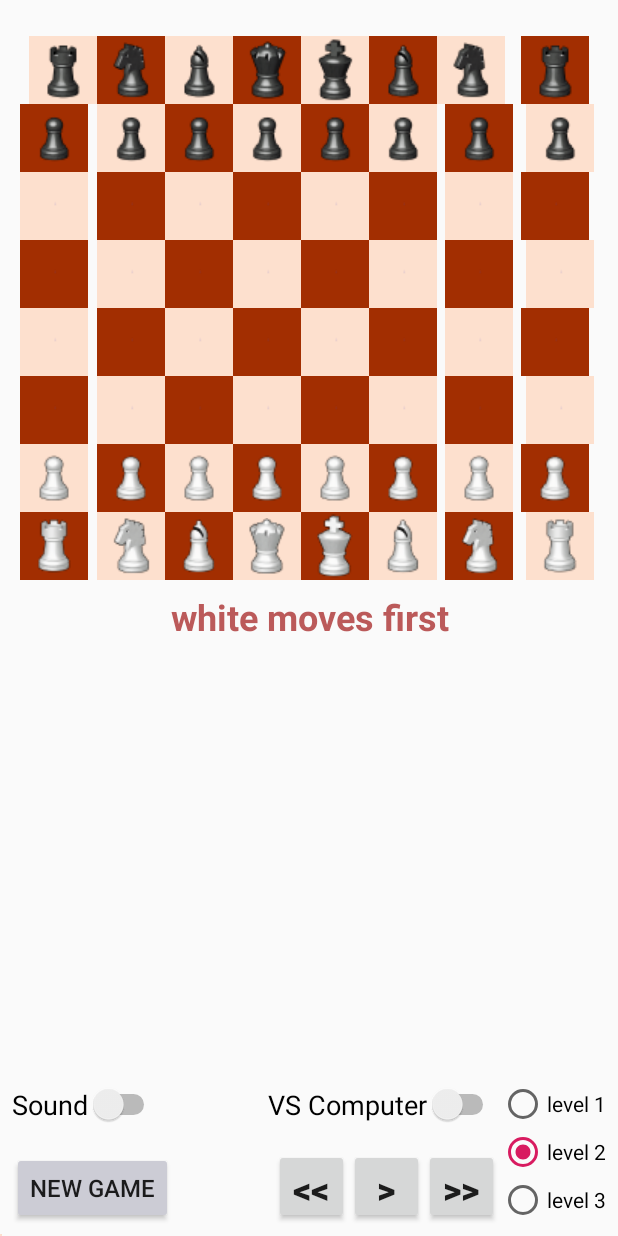
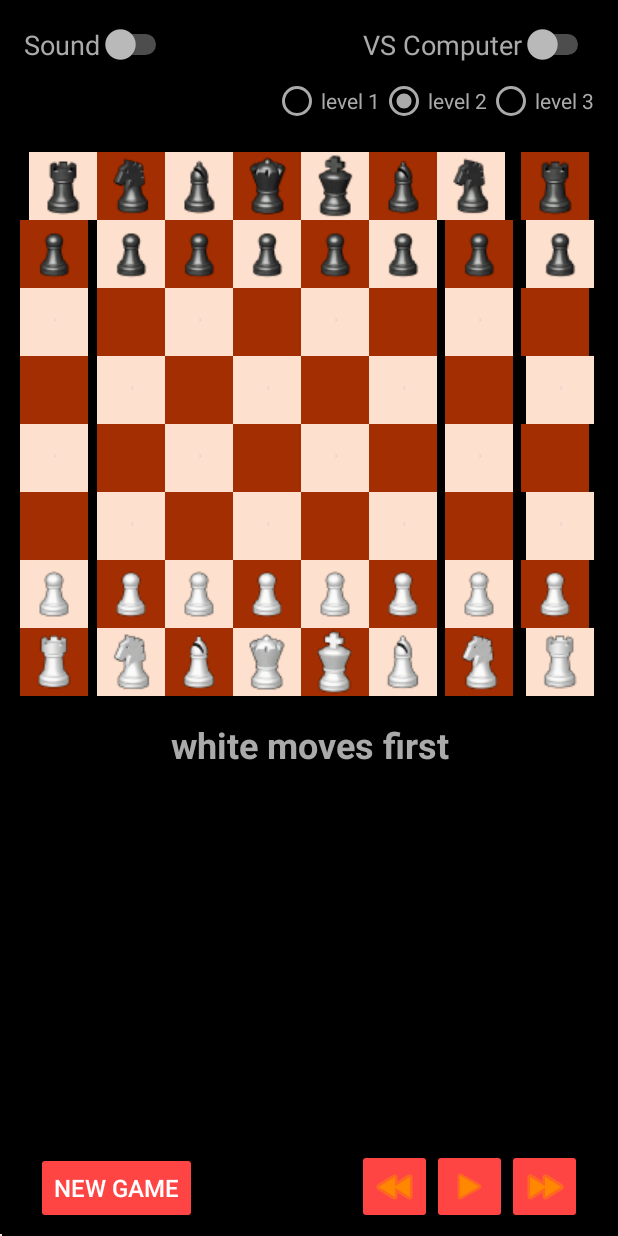
Before and after one commit to ehaviv1978/simpleChess, an Android app: the layout activity_main.xml on its own in the app's theme, with its tools: preview values and no code run, on a phone screen of 412 x 824 dp. Run offline under Robolectric (Android 15) with nearby library versions, the phone set to English and light mode, and no system bars.

Commit message:
new computer AI best move function improved + new UI design

```diff
--- a/app/src/main/AndroidManifest.xml
+++ b/app/src/main/AndroidManifest.xml
@@ -7,7 +7,7 @@
         android:icon="@mipmap/ic_launcher"
         android:label="@string/app_name"
         android:roundIcon="@mipmap/ic_launcher_round"
-        android:theme="@style/AppTheme">
+        android:theme="@style/Theme.AppCompat.NoActionBar">
         <activity android:name=".MainActivity"
             android:screenOrientation="portrait">
             <intent-filter>
--- a/app/src/main/java/com/eran/simplechess/ChessGame.kt
+++ b/app/src/main/java/com/eran/simplechess/ChessGame.kt
@@ -232,7 +232,7 @@ class ChessGame {
     fun isDraw(color: PieceColor): Boolean{
         var tempHistory = moveHistory.copyOf()
         if (color == PieceColor.Black){
-            for (piece in blackPieces){
+            for (piece in blackPieces.toList()){
                 for (move in possibleMoves(piece)){
                     makeMove(piece,move)
                     if (!isDoingCheck(PieceColor.White)) {
@@ -246,7 +246,7 @@ class ChessGame {
             moveHistory=tempHistory.copyOf()
             return true
         }else{
-            for (piece in whitePieces){
+            for (piece in whitePieces.toList()){
                 for (move in possibleMoves(piece)){
                     makeMove(piece,move)
                     if (!isDoingCheck(PieceColor.Black)) {
--- a/app/src/main/res/layout/activity_main.xml
+++ b/app/src/main/res/layout/activity_main.xml
@@ -4,17 +4,20 @@
     xmlns:tools="http://schemas.android.com/tools"
     android:layout_width="match_parent"
     android:layout_height="match_parent"
+    android:background="@android:color/background_dark"
     tools:context=".MainActivity">
 
         <Switch
             android:id="@+id/vsSwitch"
             android:layout_width="wrap_content"
             android:layout_height="wrap_content"
-            android:layout_marginBottom="74dp"
+            android:layout_marginTop="16dp"
+            android:layout_marginEnd="16dp"
             android:text="VS Computer"
+            android:textColor="@android:color/darker_gray"
             android:textSize="18sp"
-            app:layout_constraintBottom_toBottomOf="parent"
-            app:layout_constraintEnd_toStartOf="@+id/radioGroup" />
+            app:layout_constraintEnd_toEndOf="parent"
+            app:layout_constraintTop_toTopOf="parent" />
 
         <ImageButton
             android:id="@+id/checker00"
@@ -755,7 +758,7 @@
             android:id="@+id/checker5"
             android:layout_width="45dp"
             android:layout_height="45dp"
-            android:layout_marginTop="24dp"
+            android:layout_marginTop="50dp"
             android:background="#A22E01"
             android:contentDescription="b"
             android:tag="black"
@@ -763,14 +766,14 @@
             app:layout_constraintBottom_toTopOf="@+id/checker13"
             app:layout_constraintEnd_toStartOf="@+id/checker6"
             app:layout_constraintStart_toEndOf="@+id/checker4"
-            app:layout_constraintTop_toTopOf="parent"
+            app:layout_constraintTop_toTopOf="@id/radioGroup"
             app:srcCompat="@drawable/bishop_black" />
 
         <ImageButton
             android:id="@+id/checker7"
             android:layout_width="45dp"
             android:layout_height="45dp"
-            android:layout_marginTop="24dp"
+            android:layout_marginTop="50dp"
             android:layout_marginEnd="8dp"
             android:background="#A22E01"
             android:contentDescription="r0"
@@ -779,14 +782,14 @@
             app:layout_constraintBottom_toTopOf="@+id/checker15"
             app:layout_constraintEnd_toEndOf="parent"
             app:layout_constraintStart_toEndOf="@+id/checker6"
-            app:layout_constraintTop_toTopOf="parent"
+            app:layout_constraintTop_toTopOf="@id/radioGroup"
             app:srcCompat="@drawable/rock_black" />
 
         <ImageButton
             android:id="@+id/checker6"
             android:layout_width="45dp"
             android:layout_height="45dp"
-            android:layout_marginTop="24dp"
+            android:layout_marginTop="50dp"
             android:background="#FDE0CE"
             android:contentDescription="k"
             android:tag="black"
@@ -794,14 +797,14 @@
             app:layout_constraintBottom_toTopOf="@+id/checker14"
             app:layout_constraintEnd_toStartOf="@+id/checker7"
             app:layout_constraintStart_toEndOf="@+id/checker5"
-            app:layout_constraintTop_toTopOf="parent"
+            app:layout_constraintTop_toTopOf="@id/radioGroup"
             app:srcCompat="@drawable/knight_black" />
 
         <ImageButton
             android:id="@+id/checker4"
             android:layout_width="45dp"
             android:layout_height="45dp"
-            android:layout_marginTop="24dp"
+            android:layout_marginTop="50dp"
             android:background="#FDE0CE"
             android:contentDescription="K0"
             android:tag="black"
@@ -809,14 +812,14 @@
             app:layout_constraintBottom_toTopOf="@+id/checker12"
             app:layout_constraintEnd_toStartOf="@+id/checker5"
             app:layout_constraintStart_toEndOf="@+id/checker3"
-            app:layout_constraintTop_toTopOf="parent"
+            app:layout_constraintTop_toTopOf="@id/radioGroup"
             app:srcCompat="@drawable/king_black" />
 
         <ImageButton
             android:id="@+id/checker2"
             android:layout_width="45dp"
             android:layout_height="45dp"
-            android:layout_marginTop="24dp"
+            android:layout_marginTop="50dp"
             android:background="#FDE0CE"
             android:contentDescription="b"
             android:tag="black"
@@ -824,14 +827,14 @@
             app:layout_constraintBottom_toTopOf="@+id/checker10"
             app:layout_constraintEnd_toStartOf="@+id/checker3"
             app:layout_constraintStart_toEndOf="@+id/checker1"
-            app:layout_constraintTop_toTopOf="parent"
+            app:layout_constraintTop_toTopOf="@id/radioGroup"
             app:srcCompat="@drawable/bishop_black" />
 
         <ImageButton
             android:id="@+id/checker3"
             android:layout_width="45dp"
             android:layout_height="45dp"
-            android:layout_marginTop="24dp"
+            android:layout_marginTop="50dp"
             android:background="#A22E01"
             android:contentDescription="q"
             android:tag="black"
@@ -839,14 +842,14 @@
             app:layout_constraintBottom_toTopOf="@+id/checker11"
             app:layout_constraintEnd_toStartOf="@+id/checker4"
             app:layout_constraintStart_toEndOf="@+id/checker2"
-            app:layout_constraintTop_toTopOf="parent"
+            app:layout_constraintTop_toTopOf="@id/radioGroup"
             app:srcCompat="@drawable/queen_black" />
 
         <ImageButton
             android:id="@+id/checker1"
             android:layout_width="45dp"
             android:layout_height="45dp"
-            android:layout_marginTop="24dp"
+            android:layout_marginTop="50dp"
             android:background="#A22E01"
             android:contentDescription="k"
             android:tag="black"
@@ -854,7 +857,7 @@
             app:layout_constraintBottom_toTopOf="@+id/checker9"
             app:layout_constraintEnd_toStartOf="@+id/checker2"
             app:layout_constraintStart_toEndOf="@+id/checker0"
-            app:layout_constraintTop_toTopOf="parent"
+            app:layout_constraintTop_toTopOf="@id/radioGroup"
             app:srcCompat="@drawable/knight_black" />
 
         <ImageButton
@@ -862,7 +865,7 @@
             android:layout_width="45dp"
             android:layout_height="45dp"
             android:layout_marginStart="8dp"
-            android:layout_marginTop="24dp"
+            android:layout_marginTop="50dp"
             android:background="#FDE0CE"
             android:contentDescription="r0"
             android:tag="black"
@@ -870,17 +873,18 @@
             app:layout_constraintBottom_toTopOf="@+id/checker8"
             app:layout_constraintEnd_toStartOf="@+id/checker1"
             app:layout_constraintStart_toStartOf="parent"
-            app:layout_constraintTop_toTopOf="parent"
+            app:layout_constraintTop_toTopOf="@id/radioGroup"
             app:srcCompat="@drawable/rock_black" />
 
         <Button
             android:id="@+id/button_new"
             android:layout_width="wrap_content"
             android:layout_height="wrap_content"
-            android:layout_marginStart="8dp"
+            android:layout_marginStart="24dp"
             android:layout_marginBottom="8dp"
-            android:backgroundTint="#CCCCD5"
+            android:backgroundTint="@android:color/holo_red_light"
             android:text="New Game"
+            android:textColor="@android:color/background_light"
             android:textSize="16sp"
             app:layout_constraintBottom_toBottomOf="parent"
             app:layout_constraintStart_toStartOf="parent" />
@@ -889,24 +893,27 @@
             android:id="@+id/textGameInfo"
             android:layout_width="0dp"
             android:layout_height="wrap_content"
-            android:layout_marginTop="8dp"
+            android:layout_marginTop="16dp"
             android:gravity="center"
             android:text="white moves first"
-            android:textColor="#BB5A5A"
+            android:textColor="@android:color/darker_gray"
             android:textSize="24sp"
             android:textStyle="bold"
             app:layout_constraintEnd_toEndOf="parent"
             app:layout_constraintStart_toStartOf="parent"
             app:layout_constraintTop_toBottomOf="@+id/checker60" />
 
-        <Button
+        <ImageButton
             android:id="@+id/button_back"
             android:layout_width="50dp"
             android:layout_height="50dp"
             android:layout_marginBottom="8dp"
-            android:text="&lt;&lt;"
+            android:backgroundTint="@android:color/holo_red_light"
+            android:scaleType="center"
+            android:src="@android:drawable/ic_media_rew"
             android:textSize="24sp"
             android:textStyle="bold"
+            android:tint="@android:color/holo_orange_dark"
             app:layout_constraintBottom_toBottomOf="parent"
             app:layout_constraintEnd_toStartOf="@+id/button_play" />
 
@@ -914,62 +921,77 @@
             android:id="@+id/sound_switch"
             android:layout_width="wrap_content"
             android:layout_height="wrap_content"
-            android:layout_marginStart="8dp"
-            android:layout_marginBottom="18dp"
+            android:layout_marginStart="16dp"
+            android:layout_marginTop="16dp"
             android:text="Sound"
+            android:textColor="@android:color/darker_gray"
             android:textSize="18sp"
-            app:layout_constraintBottom_toTopOf="@+id/button_new"
-            app:layout_constraintStart_toStartOf="parent" />
+            app:layout_constraintStart_toStartOf="parent"
+            app:layout_constraintTop_toTopOf="parent" />
 
         <RadioGroup
             android:id="@+id/radioGroup"
             android:layout_width="wrap_content"
             android:layout_height="wrap_content"
-            android:layout_marginEnd="8dp"
-            android:layout_marginBottom="8dp"
-            app:layout_constraintBottom_toBottomOf="parent"
-            app:layout_constraintEnd_toEndOf="parent">
+            android:layout_marginTop="8dp"
+            android:layout_marginEnd="16dp"
+            android:orientation="horizontal"
+            app:layout_constraintEnd_toEndOf="parent"
+            app:layout_constraintTop_toBottomOf="@+id/vsSwitch">
 
                 <RadioButton
                     android:id="@+id/radio_one"
                     android:layout_width="wrap_content"
                     android:layout_height="wrap_content"
-                    android:text="level 1" />
+                    android:buttonTint="@android:color/darker_gray"
+                    android:text="level 1"
+                    android:textColor="@android:color/darker_gray" />
 
                 <RadioButton
                     android:id="@+id/radio_two"
                     android:layout_width="wrap_content"
                     android:layout_height="wrap_content"
+                    android:buttonTint="@android:color/darker_gray"
                     android:checked="true"
-                    android:text="level 2" />
+                    android:text="level 2"
+                    android:textColor="@android:color/darker_gray" />
 
                 <RadioButton
                     android:id="@+id/radio_three"
                     android:layout_width="wrap_content"
                     android:layout_height="wrap_content"
-                    android:text="level 3" />
+                    android:buttonTint="@android:color/darker_gray"
+                    android:text="level 3"
+                    android:textColor="@android:color/darker_gray" />
 
         </RadioGroup>
 
-        <Button
+        <ImageButton
             android:id="@+id/button_forward"
             android:layout_width="50dp"
             android:layout_height="50dp"
+            android:layout_marginEnd="24dp"
             android:layout_marginBottom="8dp"
-            android:text="&gt;&gt;"
+            android:backgroundTint="@android:color/holo_red_light"
+            android:scaleType="center"
+            android:src="@android:drawable/ic_media_ff"
             android:textSize="24sp"
             android:textStyle="bold"
+            android:tint="@android:color/holo_orange_dark"
             app:layout_constraintBottom_toBottomOf="parent"
-            app:layout_constraintEnd_toStartOf="@+id/radioGroup" />
+            app:layout_constraintEnd_toEndOf="parent" />
 
-        <Button
+        <ImageButton
             android:id="@+id/button_play"
             android:layout_width="50dp"
             android:layout_height="50dp"
             android:layout_marginBottom="8dp"
-            android:text="&gt;"
-            android:textSize="24sp"
+            android:backgroundTint="@android:color/holo_red_light"
+            android:scaleType="centerInside"
+            android:src="@android:drawable/ic_media_play"
+            android:textSize="8sp"
             android:textStyle="bold"
+            android:tint="@android:color/holo_orange_dark"
             app:layout_constraintBottom_toBottomOf="parent"
             app:layout_constraintEnd_toStartOf="@+id/button_forward" />
 
```
Also changed, not shown: app/src/main/java/com/eran/simplechess/ChessAI.kt (+155 -180 lines), app/src/main/java/com/eran/simplechess/MainActivity.kt (+64 -18 lines).
